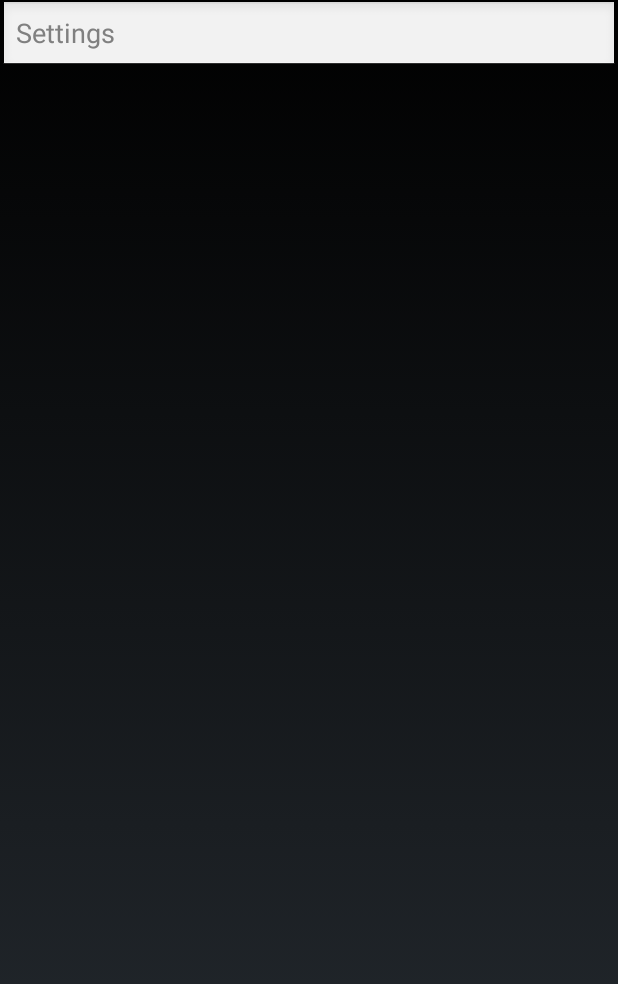
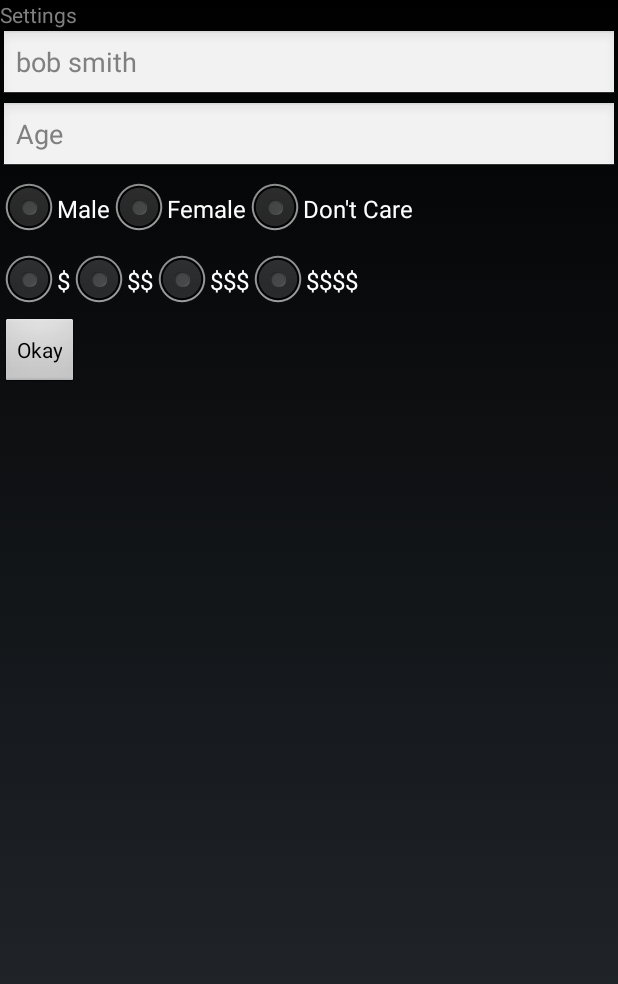
Before and after one commit to derekwu/MHacks-2014, an Android app: the screen it shows after launch (SettingsActivity), on a phone screen of 412 x 824 dp. Shown: the top 984 px of the screen. Run offline under Robolectric (Android 15) with nearby library versions, the phone set to English and light mode, and no system bars.

Commit message:
added basic settings, not styled

```diff
--- a/minosaur/app/src/main/res/layout/activity_settings.xml
+++ b/minosaur/app/src/main/res/layout/activity_settings.xml
@@ -4,10 +4,73 @@
     android:layout_height="match_parent"
     android:orientation="vertical">
 
-    <EditText
+    <TextView
         android:hint="Settings"
         android:layout_width="match_parent"
         android:layout_height="wrap_content"
         />
+    <EditText
+        android:id="@+id/name"
+        android:hint="bob smith"
+        android:layout_width="match_parent"
+        android:layout_height="wrap_content" />
+    <EditText
+        android:id="@+id/age"
+        android:hint="Age"
+        android:inputType="number"
+        android:layout_width="match_parent"
+        android:layout_height="wrap_content" />
+    <RadioGroup
+        android:layout_width="match_parent"
+        android:layout_height="wrap_content"
+        android:orientation="horizontal">
+        <RadioButton
+            android:id="@+id/male_pref"
+            android:text="Male"
+            android:layout_width="wrap_content"
+            android:layout_height="wrap_content" />
+        <RadioButton
+            android:id="@+id/female_pref"
+            android:text="Female"
+            android:layout_width="wrap_content"
+            android:layout_height="wrap_content" />
+        <RadioButton
+            android:id="@+id/no_pref"
+            android:text="Don't Care"
+            android:layout_width="wrap_content"
+            android:layout_height="wrap_content" />
+        </RadioGroup>
+    <RadioGroup
+        android:id="@+id/price"
+        android:layout_width="match_parent"
+        android:layout_height="wrap_content"
+        android:orientation="horizontal">
+        <RadioButton
+            android:id="@+id/one_dollar"
+            android:text="$"
+            android:layout_width="wrap_content"
+            android:layout_height="wrap_content" />
+        <RadioButton
+            android:id="@+id/two_dollar"
+            android:text="$$"
+            android:layout_width="wrap_content"
+            android:layout_height="wrap_content" />
+        <RadioButton
+            android:id="@+id/three_dollar"
+            android:text="$$$"
+            android:layout_width="wrap_content"
+            android:layout_height="wrap_content" />
+        <RadioButton
+            android:id="@+id/four_dollar"
+            android:text="$$$$"
+            android:layout_width="wrap_content"
+            android:layout_height="wrap_content" />
+
+    </RadioGroup>
+    <Button
+        android:id="@+id/settings_ok"
+        android:layout_width="wrap_content"
+        android:layout_height="wrap_content"
+        android:text="Okay"/>
 
 </LinearLayout>
```
